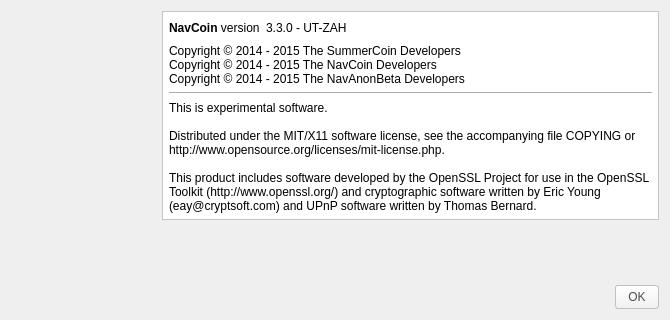
First picture: the form in src/qt/forms/aboutdialog.ui, repository Encrypt-S/navcoin-legacy, before the edit.
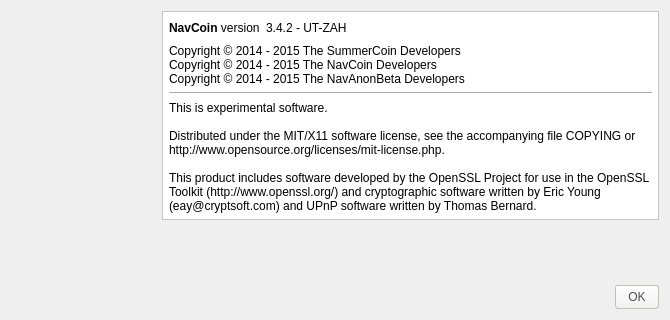
Second picture: the form after the edit. Icons and pictures are not drawn.

What changed in the file:
```diff
--- a/src/qt/forms/aboutdialog.ui
+++ b/src/qt/forms/aboutdialog.ui
@@ -119,7 +119,7 @@
              <cursorShape>IBeamCursor</cursorShape>
             </property>
             <property name="text">
-             <string notr="true">3.3.0 - UT-ZAH</string>
+             <string notr="true">3.4.2 - UT-ZAH</string>
             </property>
             <property name="textInteractionFlags">
              <set>Qt::LinksAccessibleByMouse|Qt::TextSelectableByKeyboard|Qt::TextSelectableByMouse</set>
```
